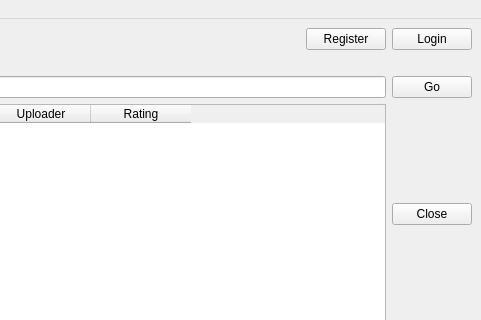
psuong/P2PBooks, file designer/Ui_MainWindowVisitor.ui: the form before one commit; both pictures show x 425 to 906 and y 0 to 320 of the 906 by 669 pixel window.
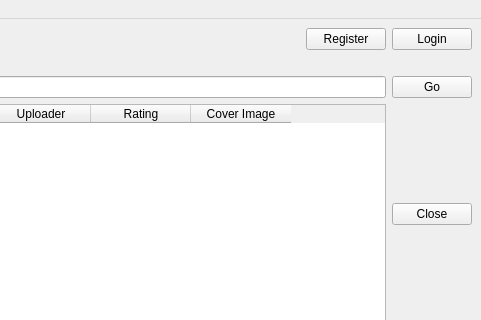
The form after the commit.

Commit message: Wired checkout for recommended checkout and refactored search widget load

```diff
--- a/designer/Ui_MainWindowVisitor.ui
+++ b/designer/Ui_MainWindowVisitor.ui
@@ -106,6 +106,11 @@
         <string>Rating</string>
        </property>
       </column>
+      <column>
+       <property name="text">
+        <string>Cover Image</string>
+       </property>
+      </column>
      </widget>
     </item>
     <item row="5" column="3">
```
The commit also changes 3 other files.
